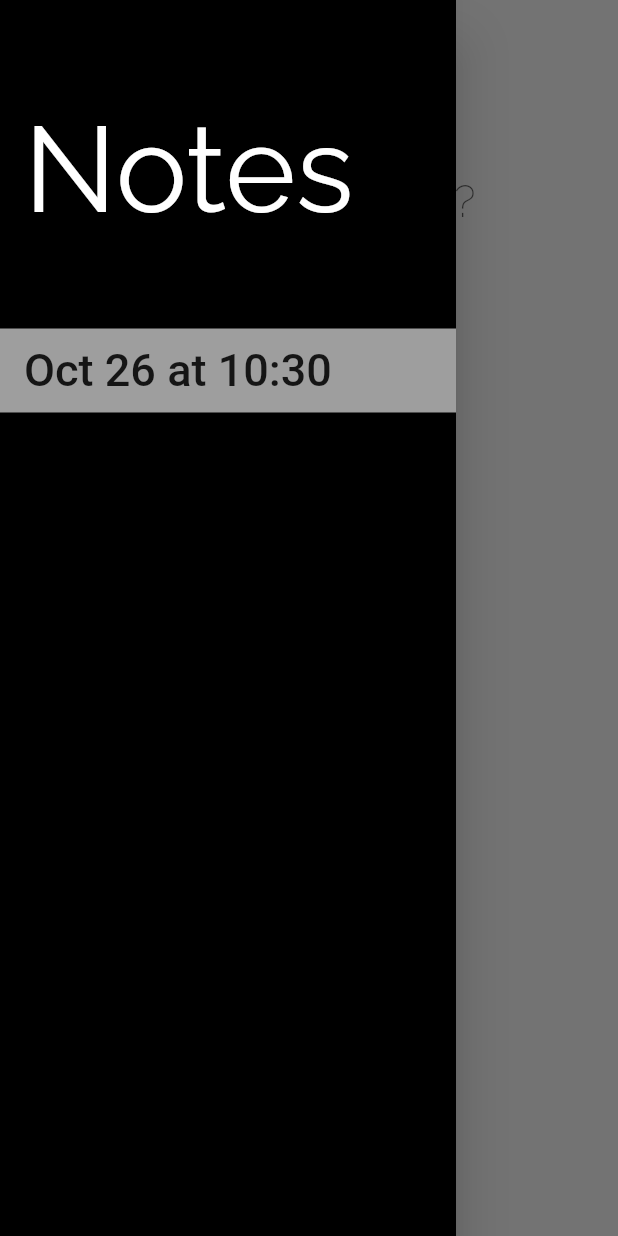
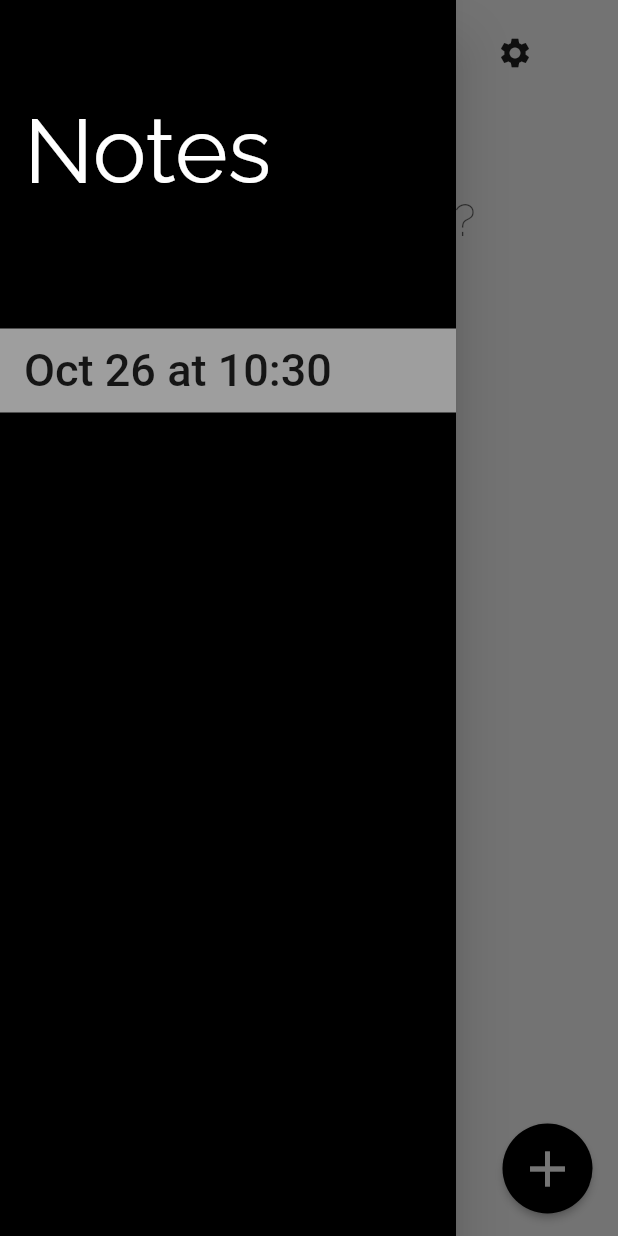
Before and after one commit to omartoutounji/hwyd, a Flutter app: the JournalPage screen opened by its route, with the side drawer open, on a phone screen of 412 x 824 dp. Run offline on Flutter 3.47's test engine with Material 2 defaults, Android fonts, the light colour scheme and no system bars; our stand-ins replace date_format, google_fonts, introduction_screen, shared_preferences; accounts and stored records are empty.

Commit message:
UI Redesign and added delete note feature

```diff
--- a/lib/routes/hwyd_routes.dart
+++ b/lib/routes/hwyd_routes.dart
@@ -2,5 +2,5 @@ import 'package:flutter/cupertino.dart';
 import 'package:hwyd/screens/journal_page.dart';
 
 Map<String, WidgetBuilder> routes = <String, WidgetBuilder>{
-  '/journal': (BuildContext context) => JournalPage(),
+  '/journal': (BuildContext context) => const JournalPage(),
 };
--- a/lib/screens/journal_page.dart
+++ b/lib/screens/journal_page.dart
@@ -9,6 +9,8 @@ import 'package:shared_preferences/shared_preferences.dart';
 import '../model/Note.dart';
 
 class JournalPage extends StatefulWidget {
+  const JournalPage({super.key});
+
   @override
   _JournalPageState createState() => _JournalPageState();
 }
@@ -20,11 +22,15 @@ class _JournalPageState extends State<JournalPage> {
   final Image logo = Image.asset('assets/hwyd_logo.png', width: 50);
   final textController = TextEditingController();
   double _currentSliderValue = 80;
+  final GlobalKey<ScaffoldState> _scaffoldKey = GlobalKey<ScaffoldState>();
 
   @override
   void initState() {
     super.initState();
     _loadNotes();
+    if (notes.isEmpty) {
+      _createNewNote();
+    }
     greeting = getRandomGreeting();
   }
 
@@ -72,6 +78,18 @@ class _JournalPageState extends State<JournalPage> {
     _save();
   }
 
+  _deleteNote(index) async {
+    setState(() {
+      notes.removeAt(index);
+      if (notes.isEmpty) {
+        _createNewNote();
+      }
+      currentNoteIndex = notes.length - 1;
+      textController.text = notes[currentNoteIndex].text;
+    });
+    _save();
+  }
+
   TextStyle getStyle(double size) {
     return GoogleFonts.raleway(
         textStyle: TextStyle(fontWeight: FontWeight.w200, fontSize: size));
@@ -89,14 +107,14 @@ class _JournalPageState extends State<JournalPage> {
       'what\'s cracking?',
       'life, huh?'
     ];
-    final _random = new Random();
-    return greetings[_random.nextInt(greetings.length)];
+    final random = Random();
+    return greetings[random.nextInt(greetings.length)];
   }
 
   String getSliderLabel() {
-    if (_currentSliderValue == 20.0)
+    if (_currentSliderValue == 20.0) {
       return "S";
-    else if (_currentSliderValue == 35.0)
+    } else if (_currentSliderValue == 35.0)
       return "M";
     else if (_currentSliderValue == 50.0)
       return "L";
@@ -109,21 +127,33 @@ class _JournalPageState extends State<JournalPage> {
   @override
   Widget build(BuildContext context) {
     return Scaffold(
+      key: _scaffoldKey,
       body: SafeArea(
         child: Center(
-          child: Padding(
-            padding: const EdgeInsets.all(10),
           child: Column(
             mainAxisAlignment: MainAxisAlignment.center,
             children: [
               Row(
-                  mainAxisAlignment: MainAxisAlignment.center,
+                mainAxisAlignment: MainAxisAlignment.start,
                 children: [
-                    GestureDetector(
-                      child: logo,
-                      onTap: () {
-                        _createNewNote();
-                      },
+                  Expanded(
+                    child: IconButton(
+                        onPressed: () =>
+                            _scaffoldKey.currentState!.openDrawer(),
+                        icon: const Icon(Icons.menu)),
+                  ),
+                  Expanded(
+                    child: Text(
+                      notes[currentNoteIndex].name,
+                      style: getStyle(30),
+                      textAlign: TextAlign.center,
+                    ),
+                  ),
+                  Expanded(
+                    child: IconButton(
+                        onPressed: () =>
+                            _scaffoldKey.currentState!.openEndDrawer(),
+                        icon: const Icon(Icons.settings)),
                   )
                 ],
               ),
@@ -144,13 +174,13 @@ class _JournalPageState extends State<JournalPage> {
                       : Colors.black,
                   style: getStyle(_currentSliderValue),
                   textAlign: TextAlign.center,
-                    onChanged: notes.length != 0
+                  onChanged: notes.isNotEmpty
                       ? (text) {
                           List<String> splittedString = text.split(" ");
                           if (splittedString.length > 1) {
                             setState(() {
                               notes[currentNoteIndex].name =
-                                    splittedString[0] + ' ' + splittedString[1];
+                                  '${splittedString[0]} ${splittedString[1]}';
                               notes[currentNoteIndex].text = text;
                             });
                           } else {
@@ -162,9 +192,38 @@ class _JournalPageState extends State<JournalPage> {
                         }
                       : null,
                 ),
-                )
+              ),
+              Row(
+                mainAxisAlignment: MainAxisAlignment.end,
+                children: [
+                  Padding(
+                    padding: const EdgeInsets.all(15.0),
+                    child: ElevatedButton(
+                      onPressed: () {
+                        _createNewNote();
+                      },
+                      style: ElevatedButton.styleFrom(
+                        shape: const CircleBorder(),
+                        padding: const EdgeInsets.all(10),
+                        backgroundColor:
+                            MediaQuery.of(context).platformBrightness ==
+                                    Brightness.dark
+                                ? Colors.white
+                                : Colors.black,
+                      ),
+                      child: Icon(
+                        Icons.add,
+                        size: 40,
+                        color: MediaQuery.of(context).platformBrightness ==
+                                Brightness.dark
+                            ? Colors.black
+                            : Colors.white,
+                      ),
+                    ),
+                  ),
                 ],
               ),
+            ],
           ),
         ),
       ),
@@ -183,44 +242,63 @@ class _JournalPageState extends State<JournalPage> {
           // space to fit everything.
           child: ListView(
             // Important: Remove any padding from the ListView.
-            padding: EdgeInsets.only(top: 50),
+            padding: const EdgeInsets.only(top: 50),
             children: <Widget>[
               DrawerHeader(
                 child: Text('Notes',
                     style: GoogleFonts.raleway(
                         textStyle: TextStyle(
                             fontWeight: FontWeight.w400,
-                            fontSize: 80,
+                            fontSize: 60,
                             color: MediaQuery.of(context).platformBrightness !=
                                     Brightness.dark
                                 ? Colors.white
                                 : Colors.black))),
               ),
               SingleChildScrollView(
-                physics: ScrollPhysics(),
+                physics: const ScrollPhysics(),
                 child: Column(
                   children: [
                     ListView.builder(
                         itemCount: notes.length,
-                        physics: NeverScrollableScrollPhysics(),
+                        physics: const NeverScrollableScrollPhysics(),
                         scrollDirection: Axis.vertical,
                         shrinkWrap: true,
                         itemBuilder: (context, index) {
-                          return ListTile(
-                            tileColor:
-                                currentNoteIndex == index ? Colors.grey : null,
-                            title: Text(notes[index].name,
+                          final currentNote = notes[index];
+                          return Dismissible(
+                            key: Key(currentNote.name),
+                            background: Container(color: Colors.red),
+                            onDismissed: (direction) {
+                              // Remove the item from the data source.
+                              setState(() {
+                                _deleteNote(index);
+                              });
+
+                              // Then show a snackbar.
+                              ScaffoldMessenger.of(context).showSnackBar(
+                                  const SnackBar(
+                                      content: Text('Note dismissed')));
+                            },
+                            child: ListTile(
+                              tileColor: currentNoteIndex == index
+                                  ? Colors.grey
+                                  : null,
+                              title: Text(currentNote.name,
                                   style: TextStyle(
                                       fontSize: 30,
                                       color: currentNoteIndex == index
                                           ? null
                                           : Colors.grey)),
                               onTap: () {
+                                setState(() {
                                   currentNoteIndex = index;
+                                });
                                 textController.text =
                                     notes[currentNoteIndex].text;
                                 Navigator.pop(context);
                               },
+                            ),
                           );
                         })
                   ],
@@ -245,14 +323,14 @@ class _JournalPageState extends State<JournalPage> {
           // space to fit everything.
           child: ListView(
             // Important: Remove any padding from the ListView.
-            padding: EdgeInsets.only(top: 50),
+            padding: const EdgeInsets.only(top: 50),
             children: <Widget>[
               DrawerHeader(
-                child: Text('Font',
+                child: Text('Font Size',
                     style: GoogleFonts.raleway(
                         textStyle: TextStyle(
                             fontWeight: FontWeight.w400,
-                            fontSize: 80,
+                            fontSize: 60,
                             color: MediaQuery.of(context).platformBrightness !=
                                     Brightness.dark
                                 ? Colors.white
```
Also changed, not shown: lib/screens/hwyd.dart (+4 -4 lines), 2 other files. Lines whose indentation alone changed are shown as unchanged.
